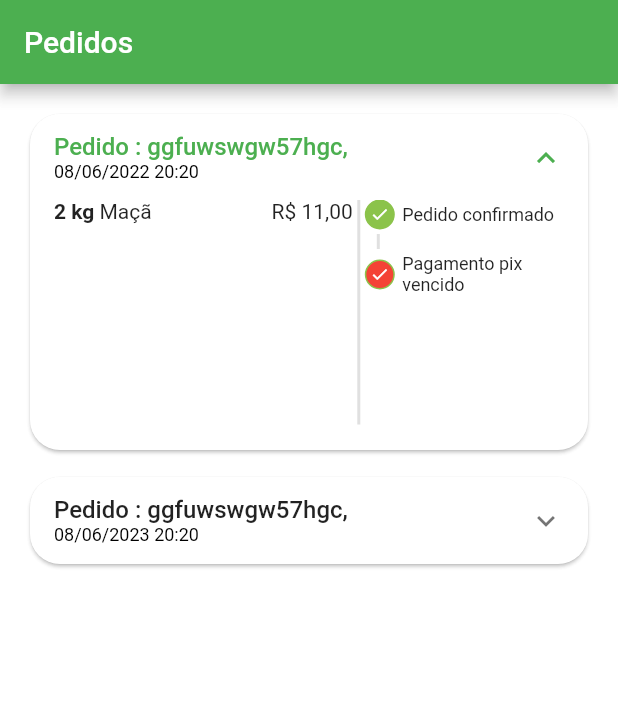
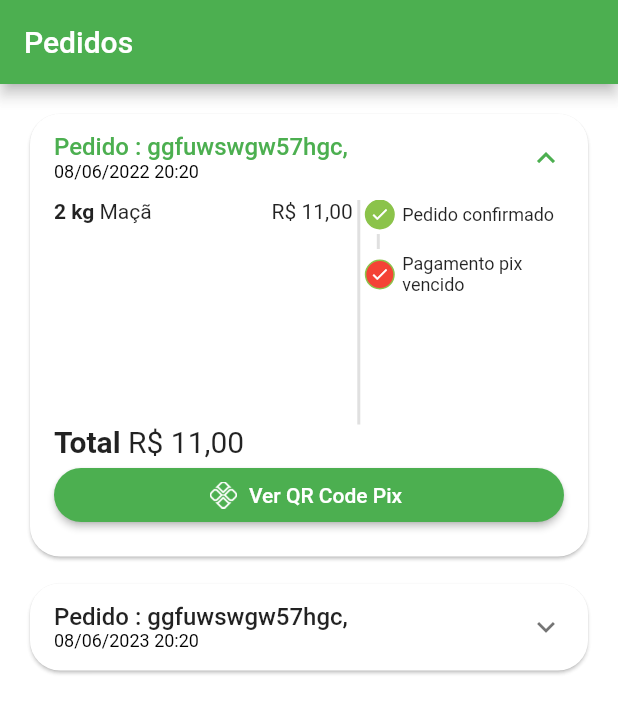
Before and after one commit to goncalveshigino/quitanda, a Flutter app: the OrderTab screen opened directly, on a phone screen of 412 x 824 dp. Shown: the top 713 px of the screen. Run offline on Flutter 3.47's test engine with Material 2 defaults, Android fonts, the phone set to English and light mode, and no system bars; our stand-ins replace animated_text_kit, badges, mask_text_input_formatter.

Commit message:
calcuto total do pedido

```diff
--- a/lib/src/pages/order/components/order_tile.dart
+++ b/lib/src/pages/order/components/order_tile.dart
@@ -38,11 +38,11 @@
             ],
           ),
           childrenPadding: const EdgeInsets.fromLTRB(16, 0, 16, 16),
+          expandedCrossAxisAlignment: CrossAxisAlignment.stretch,
           children: [
             IntrinsicHeight(
               child: Row(
                 children: [
-
                   //Lista de produtos
                   Expanded(
                     flex: 3,
@@ -70,12 +70,38 @@
                     flex: 2,
                     child: OrderStatusWidget(
                       status: order.status,
-                      isOverdue: order.overdueDateTime.isBefore( DateTime.now()),
+                      isOverdue: order.overdueDateTime.isBefore(DateTime.now()),
                     ),
                   )
                 ],
               ),
-            )
+            ),
+            Text.rich(
+              TextSpan(style: const TextStyle(fontSize: 20), children: [
+                const TextSpan(
+                  text: 'Total ',
+                  style: TextStyle(
+                    fontWeight: FontWeight.bold,
+                  ),
+                ),
+                TextSpan(text: utilsServices.priceToCurrency(order.total))
+              ]),
+            ),
+            Visibility(
+              visible: order.status == 'pending_payment',
+              child: ElevatedButton.icon(
+                style: ElevatedButton.styleFrom(
+                  shape: RoundedRectangleBorder(
+                    borderRadius: BorderRadius.circular(20)
+                  )
+                ),
+                  onPressed: () {},
+                  icon: Image.asset(
+                    'assets/app_image/pix.png',
+                    height: 18,
+                  ),
+                  label: const Text('Ver QR Code Pix')),
+            ),
           ],
         ),
       ),
--- a/pubspec.yaml
+++ b/pubspec.yaml
@@ -64,6 +64,7 @@
   # To add assets to your application, add an assets section, like this:
   assets:
     - assets/fruits/
+    - assets/app_image/
 
   # An image asset can refer to one or more resolution-specific "variants", see
   # https://flutter.dev/assets-and-images/#resolution-aware.
```
Also changed, not shown: assets/app_image/pix.png (added).
